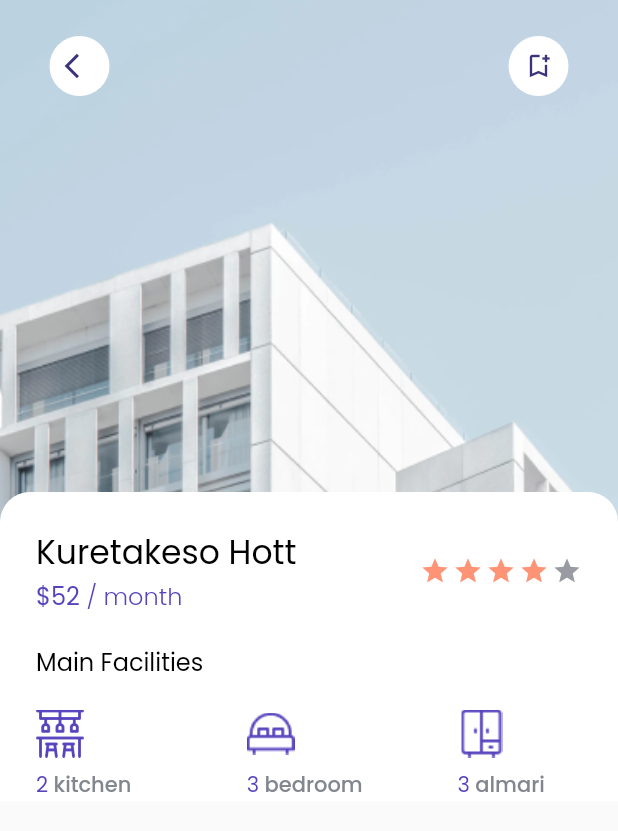
After one commit to ndkvin/findhouseapp, a Flutter app: the DetailPage screen opened directly, on a phone screen of 412 x 824 dp. The commit adds this screen. Shown: the top 831 px of the screen. Run offline on Flutter 3.47's test engine with Material 2 defaults, Android fonts, the phone set to English and light mode, and no system bars; our stand-ins replace google_fonts.

Commit message:
detail page progres

```diff
--- /dev/null
+++ b/lib/models/facility_mdoel.dart
@@ -0,0 +1,11 @@
+class Facility {
+  String image;
+  int number;
+  String name;
+
+  Facility({
+    required this.image,
+    required this.number,
+    required this.name,
+  });
+}
--- /dev/null
+++ b/lib/pages/detail_page.dart
@@ -0,0 +1,189 @@
+import 'package:findhouseapp/models/facility_mdoel.dart';
+import 'package:findhouseapp/theme.dart';
+import 'package:findhouseapp/widgets/facilitiy_item.dart';
+import "package:flutter/material.dart";
+
+class DetailPage extends StatelessWidget {
+
+  int rating = 4;
+
+  DetailPage({ Key? key }) : super(key: key);
+
+  @override
+  Widget build(BuildContext context) {
+    return Scaffold(
+      body: SafeArea(
+        bottom: false,
+        child: Stack(
+          children: [
+            Image.asset(
+              "assets/images/city3.png",
+              height: 350,
+              width: MediaQuery.of(context).size.width,
+              fit: BoxFit.cover,
+            ),
+            Padding(
+              padding: const EdgeInsets.only(
+                left: 33,
+                right: 33,
+                top: 24
+              ),
+              child: Row(
+                mainAxisAlignment: MainAxisAlignment.spaceBetween,
+                children: [
+                  InkWell(
+                    onTap: () {
+                      Navigator.pop(context);
+                    },
+                    child: Container(
+                      height: 40,
+                      width: 40,
+                      decoration: BoxDecoration(
+                        color: Colors.white,
+                        borderRadius: BorderRadius.circular(40),
+                      ),
+                      child: const Icon(
+                        Icons.arrow_back_ios,
+                        size: 20,
+                        color: Color(0XFF3A3379),
+                      ),
+                    ),
+                  ),
+                  Container(
+                    height: 40,
+                    width: 40,
+                    decoration: BoxDecoration(
+                      color: Colors.white,
+                      borderRadius: BorderRadius.circular(40),
+                    ),
+                    child: const Icon(
+                      Icons.bookmark_add_outlined,
+                      size: 20,
+                      color: Color(0XFF3A3379),
+                    ),
+                  )
+                ],
+              ),
+            ),
+            ListView(
+              children: [
+                const SizedBox(
+                  height: 328,
+                ),
+                Container(
+                  decoration: const BoxDecoration(
+                    color: Colors.white,
+                    borderRadius: BorderRadius.only(
+                      topRight: Radius.circular(20),
+                      topLeft: Radius.circular(20)
+                    )
+                  ),
+                  child: Padding(
+                    padding: const EdgeInsets.symmetric(
+                      horizontal: 24
+                    ),
+                    child: Column(
+                      crossAxisAlignment: CrossAxisAlignment.start,
+                      children: [
+                        const SizedBox(
+                          height: 24,
+                        ),
+                        Row(
+                          mainAxisAlignment: MainAxisAlignment.spaceBetween,
+                          children: [
+                            Column(
+                              crossAxisAlignment: CrossAxisAlignment.start,
+                              children: [
+                                Text(
+                                  "Kuretakeso Hott",
+                                  style: regulerTextStyle.copyWith(
+                                    fontSize: 22,
+                                  ),
+                                ),
+                                Text.rich(
+                                  TextSpan(
+                                    text: "\$52",
+                                    style: regulerTextStyle.copyWith(
+                                      color: purpleColor,
+                                      fontSize: 16
+                                    ),
+                                    children: [
+                                      TextSpan(
+                                        text: " / month",
+                                        style: purpleTextStyle.copyWith(
+                                          fontSize: 16
+                                        )
+                                      )
+                                    ]
+                                  )
+                                )
+                              ],
+                            ),
+                            Wrap(
+                              children: List.generate(5, (index) {
+                                return Padding(
+                                  padding: const EdgeInsets.only(
+                                    left: 2
+                                  ),
+                                  child: Icon(
+                                    Icons.star,
+                                    color: index < rating ? Color(0XFFFF9376) : Color(0XFF989BA1),
+                                    size: 20,
+                                  ),
+                                );
+                              }),
+                            )
+                          ],
+                        ),
+                        const SizedBox(
+                          height: 20,
+                        ),
+                        Text(
+                          "Main Facilities",
+                          style: regulerTextStyle.copyWith(
+                            fontSize: 16
+                          ),
+                        ),
+
+                        const SizedBox(
+                          height: 20,
+                        ),
+                        Row(
+                          mainAxisAlignment: MainAxisAlignment.spaceBetween,
+                          children: [
+                            FacilityItem(
+                              data: Facility(
+                                image: "assets/images/bar.png",
+                                number: 2,
+                                name: "kitchen",
+                              ),
+                            ),
+                            FacilityItem(
+                              data: Facility(
+                                image: "assets/images/badroom-icon.png",
+                                number: 3,
+                                name: "bedroom",
+                              ),
+                            ),FacilityItem(
+                              data: Facility(
+                                image: "assets/images/lemari-icon.png",
+                                number: 3,
+                                name: "almari",
+                              ),
+                            ),
+
+                          ],
+                        )
+                      ],
+                    ),
+                  ),
+                ),
+
+              ]
+            )
+          ],
+        )
+      ),
+    );
+  }
+}
--- /dev/null
+++ b/lib/widgets/facilitiy_item.dart
@@ -0,0 +1,49 @@
+import 'package:findhouseapp/models/facility_mdoel.dart';
+import 'package:findhouseapp/theme.dart';
+import "package:flutter/material.dart";
+
+class FacilityItem extends StatelessWidget {
+
+  Facility data;
+
+  FacilityItem({
+    Key? key,
+    required this.data,
+  }) : super(key: key);
+
+  @override
+  Widget build(BuildContext context) {
+    return Container(
+      height: 61,
+      width: 83,
+      child: Column(
+        mainAxisAlignment: MainAxisAlignment.spaceBetween,
+        crossAxisAlignment: CrossAxisAlignment.start,
+        children: [
+          Image.asset(
+            data.image,
+            height: 32,
+            width: 32,
+          ),
+          Text.rich(
+            TextSpan(
+              text: data.number.toString(),
+              style: purpleTextStyle.copyWith(
+                fontSize: 14,
+                fontWeight: FontWeight.w400,
+              ),
+              children: [
+                TextSpan(
+                  text: " " + data.name,
+                  style: greyTextStyle.copyWith(
+                    fontSize: 14,
+                  )
+                )
+              ]
+            ),
+          )
+        ],
+      ),
+    );
+  }
+}
--- a/lib/widgets/place_card.dart
+++ b/lib/widgets/place_card.dart
@@ -1,4 +1,5 @@
 import 'package:findhouseapp/models/place_model.dart';
+import 'package:findhouseapp/pages/detail_page.dart';
 import 'package:findhouseapp/theme.dart';
 import "package:flutter/material.dart";
 
@@ -12,7 +13,14 @@ class PlaceCard extends StatelessWidget {
 
   @override
   Widget build(BuildContext context) {
-    return Container(
+    return InkWell(
+      onTap: () {
+        Navigator.push(context, MaterialPageRoute(
+          builder: (context) => DetailPage()
+          ),
+        );
+      },
+      child: Container(
         margin: const EdgeInsets.only(
           bottom: 30
         ),
@@ -112,6 +120,7 @@ class PlaceCard extends StatelessWidget {
             )
           ],
         ),
+      ),
     );
   }
 }
```
Also changed, not shown: assets/images/bar.png (added), lib/models/tips_model.dart (line endings or trailing spaces). Lines whose indentation alone changed are shown as unchanged.
